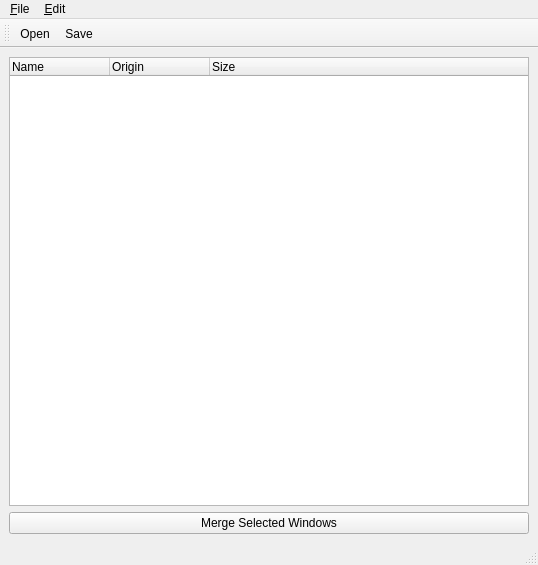
Qt form display-merger.ui (rpavlik/jconf-display-merger) before a commit.
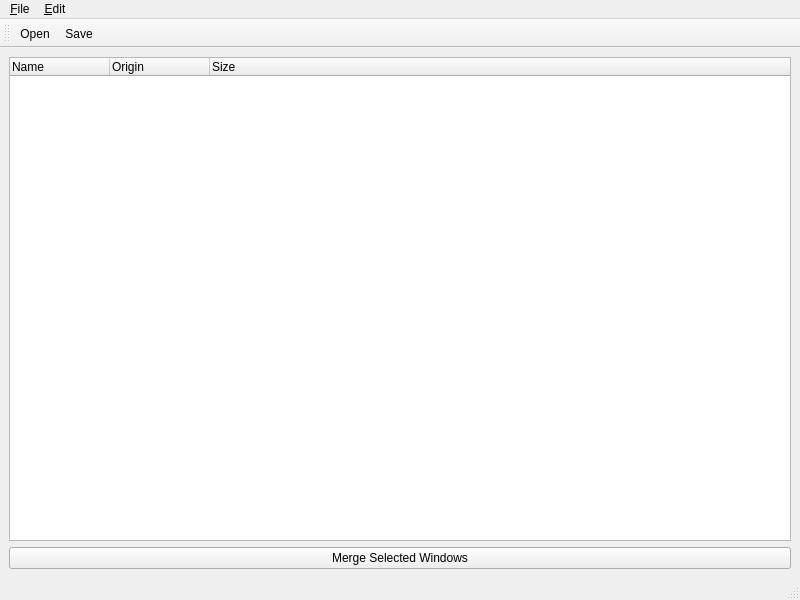
The same form after that commit.

Diff of the .ui file:
```diff
--- a/display-merger.ui
+++ b/display-merger.ui
@@ -6,8 +6,8 @@
    <rect>
     <x>0</x>
     <y>0</y>
-    <width>538</width>
-    <height>565</height>
+    <width>800</width>
+    <height>600</height>
    </rect>
   </property>
   <property name="windowTitle">
@@ -66,7 +66,7 @@
     <rect>
      <x>0</x>
      <y>0</y>
-     <width>538</width>
+     <width>800</width>
      <height>23</height>
     </rect>
    </property>
@@ -104,7 +104,7 @@
   </widget>
   <action name="action_Open">
    <property name="text">
-    <string>&amp;Open</string>
+    <string>&amp;Open...</string>
    </property>
    <property name="shortcut">
     <string>Ctrl+O</string>
```
Left out of the diff: 18 changed lines with no effect on the pictures.
